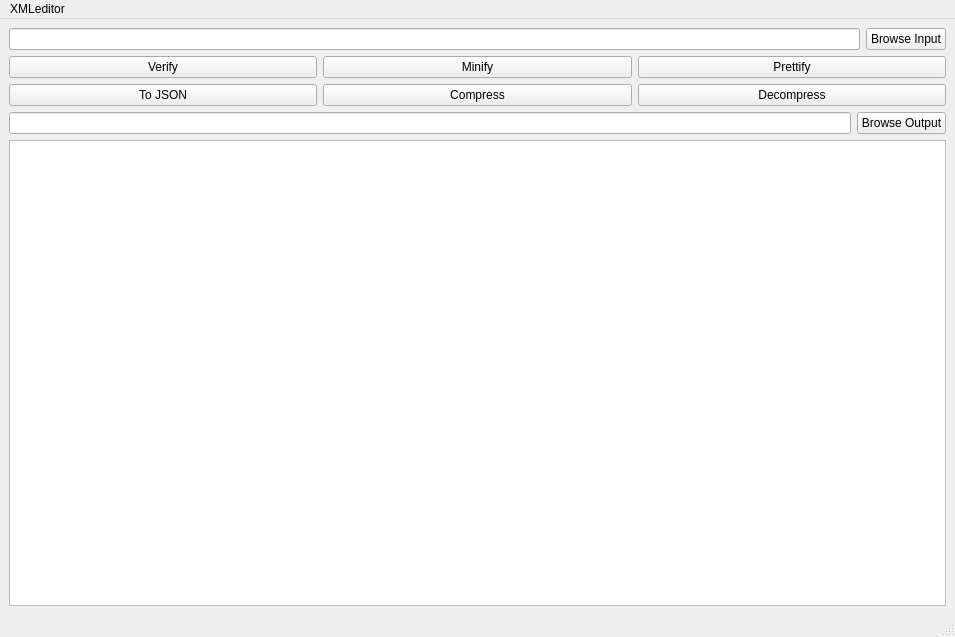
ziadtamer27/DSA_Project, file GUI/src_code/mainwindow.ui: the form before one commit.
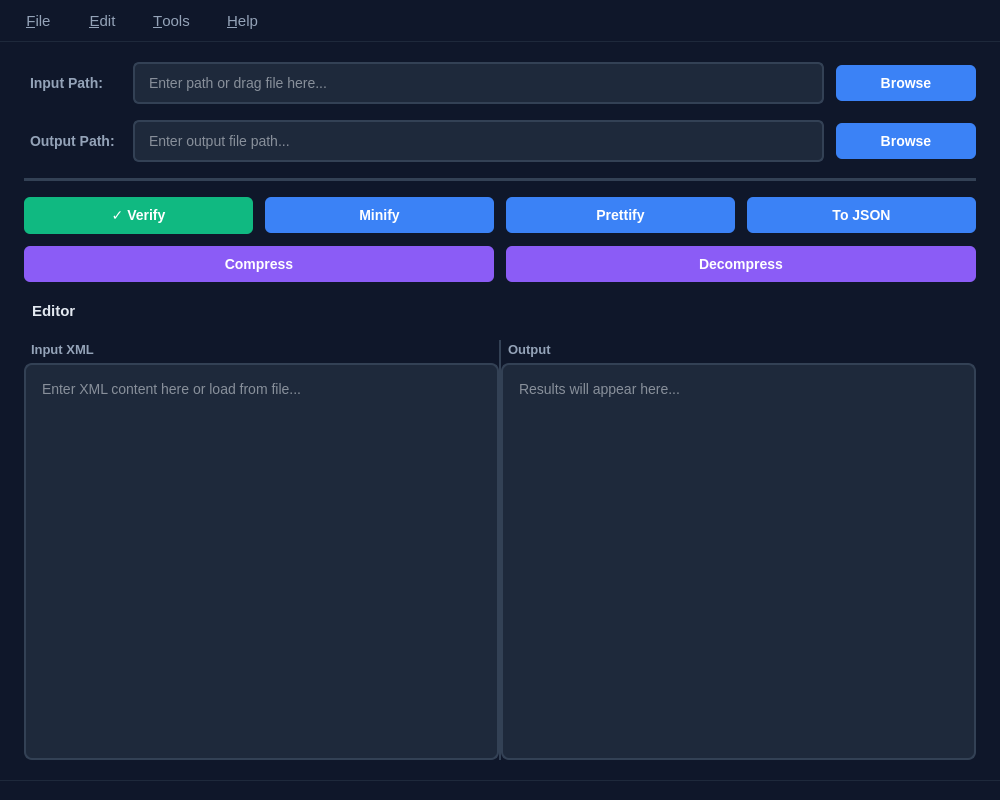
The form after the commit.

Patch:
```diff
--- a/GUI/src_code/mainwindow.ui
+++ b/GUI/src_code/mainwindow.ui
@@ -6,81 +6,420 @@
    <rect>
     <x>0</x>
     <y>0</y>
-    <width>955</width>
-    <height>637</height>
+    <width>1000</width>
+    <height>800</height>
    </rect>
   </property>
+  <property name="minimumSize">
+   <size>
+    <width>900</width>
+    <height>600</height>
+   </size>
+  </property>
   <property name="windowTitle">
-   <string>MainWindow</string>
+   <string>XML Editor</string>
+  </property>
+  <property name="styleSheet">
+   <string notr="true">/* Modern Dark Theme */
+QMainWindow {
+    background-color: #0f172a;
+}
+
+QWidget {
+    background-color: transparent;
+    color: #e2e8f0;
+    font-family: 'Segoe UI', 'Inter', sans-serif;
+    font-size: 11pt;
+}
+
+/* Card-style containers */
+QWidget#centralwidget {
+    background-color: #0f172a;
+}
+
+/* Labels */
+QLabel {
+    color: #94a3b8;
+    font-weight: 500;
+    padding: 2px;
+    font-size: 10.5pt;
+}
+
+/* Input fields */
+QLineEdit {
+    background-color: #1e293b;
+    border: 1.5px solid #334155;
+    border-radius: 6px;
+    padding: 10px 12px;
+    selection-background-color: #3b82f6;
+    color: #f1f5f9;
+    font-size: 10.5pt;
+}
+
+QLineEdit:hover {
+    border-color: #475569;
+}
+
+QLineEdit:focus {
+    border-color: #3b82f6;
+    background-color: #1e293b;
+    outline: none;
+}
+
+QLineEdit:disabled {
+    background-color: #1e293b;
+    color: #64748b;
+    border-color: #334155;
+}
+
+QLineEdit::placeholder {
+    color: #64748b;
+}
+
+/* Buttons */
+QPushButton {
+    background-color: #3b82f6;
+    color: white;
+    border: none;
+    border-radius: 6px;
+    padding: 10px 20px;
+    font-weight: 600;
+    font-size: 10.5pt;
+    min-width: 100px;
+    transition: all 0.2s ease;
+}
+
+QPushButton:hover {
+    background-color: #2563eb;
+    transform: translateY(-1px);
+}
+
+QPushButton:pressed {
+    background-color: #1d4ed8;
+    transform: translateY(0);
+}
+
+QPushButton:disabled {
+    background-color: #334155;
+    color: #94a3b8;
+}
+
+/* Special button variants */
+QPushButton#verifyBtn {
+    background-color: #10b981;
+}
+
+QPushButton#verifyBtn:hover {
+    background-color: #059669;
+}
+
+QPushButton#verifyBtn:pressed {
+    background-color: #047857;
+}
+
+QPushButton#compressBtn {
+    background-color: #8b5cf6;
+}
+
+QPushButton#compressBtn:hover {
+    background-color: #7c3aed;
+}
+
+QPushButton#compressBtn:pressed {
+    background-color: #6d28d9;
+}
+
+QPushButton#decompressBtn {
+    background-color: #8b5cf6;
+}
+
+QPushButton#decompressBtn:hover {
+    background-color: #7c3aed;
+}
+
+QPushButton#decompressBtn:pressed {
+    background-color: #6d28d9;
+}
+
+/* Text editors */
+QPlainTextEdit {
+    background-color: #1e293b;
+    border: 1.5px solid #334155;
+    border-radius: 8px;
+    padding: 12px;
+    selection-background-color: #3b82f6;
+    color: #f1f5f9;
+    font-family: 'Cascadia Code', 'Consolas', 'Monaco', monospace;
+    font-size: 10.5pt;
+    line-height: 1.4;
+}
+
+QPlainTextEdit:hover {
+    border-color: #475569;
+}
+
+QPlainTextEdit:focus {
+    border-color: #3b82f6;
+}
+
+QPlainTextEdit::placeholder {
+    color: #64748b;
+}
+
+/* Splitter */
+QSplitter::handle {
+    background-color: #334155;
+    width: 2px;
+}
+
+QSplitter::handle:hover {
+    background-color: #475569;
+}
+
+QSplitter::handle:horizontal {
+    margin: 0 4px;
+}
+
+/* Menu bar */
+QMenuBar {
+    background-color: #0f172a;
+    padding: 4px;
+    border-bottom: 1px solid #1e293b;
+}
+
+QMenuBar::item {
+    padding: 8px 16px;
+    border-radius: 4px;
+    color: #94a3b8;
+}
+
+QMenuBar::item:selected {
+    background-color: #1e293b;
+    color: #e2e8f0;
+}
+
+QMenuBar::item:pressed {
+    background-color: #334155;
+}
+
+/* Menu */
+QMenu {
+    background-color: #1e293b;
+    border: 1px solid #334155;
+    border-radius: 6px;
+    padding: 4px;
+}
+
+QMenu::item {
+    padding: 8px 24px 8px 12px;
+    border-radius: 4px;
+    color: #e2e8f0;
+}
+
+QMenu::item:selected {
+    background-color: #3b82f6;
+    color: white;
+}
+
+QMenu::item:disabled {
+    color: #64748b;
+}
+
+QMenu::separator {
+    height: 1px;
+    background-color: #334155;
+    margin: 4px 8px;
+}
+
+/* Status bar */
+QStatusBar {
+    background-color: #0f172a;
+    color: #94a3b8;
+    border-top: 1px solid #1e293b;
+    padding: 8px;
+    font-size: 10pt;
+}
+
+QStatusBar::item {
+    border: none;
+}
+
+/* Layout spacing */
+QHBoxLayout, QVBoxLayout, QGridLayout {
+    spacing: 12px;
+    margin: 0;
+}
+
+/* Grid layout specific */
+QGridLayout {
+    margin-top: 8px;
+    margin-bottom: 8px;
+}
+
+/* Tooltip */
+QToolTip {
+    background-color: #1e293b;
+    color: #e2e8f0;
+    border: 1px solid #334155;
+    border-radius: 4px;
+    padding: 8px;
+    font-size: 10pt;
+}
+
+/* Scrollbars */
+QScrollBar:vertical {
+    border: none;
+    background-color: #1e293b;
+    width: 10px;
+    border-radius: 5px;
+    margin: 2px;
+}
+
+QScrollBar::handle:vertical {
+    background-color: #475569;
+    border-radius: 5px;
+    min-height: 20px;
+}
+
+QScrollBar::handle:vertical:hover {
+    background-color: #64748b;
+}
+
+QScrollBar::add-line:vertical, QScrollBar::sub-line:vertical {
+    border: none;
+    background: none;
+    height: 0px;
+}
+
+QScrollBar::add-page:vertical, QScrollBar::sub-page:vertical {
+    background: none;
+}
+
+QScrollBar:horizontal {
+    border: none;
+    background-color: #1e293b;
+    height: 10px;
+    border-radius: 5px;
+    margin: 2px;
+}
+
+QScrollBar::handle:horizontal {
+    background-color: #475569;
+    border-radius: 5px;
+    min-width: 20px;
+}
+
+QScrollBar::handle:horizontal:hover {
+    background-color: #64748b;
+}</string>
   </property>
   <widget class="QWidget" name="centralwidget">
-   <layout class="QGridLayout" name="gridLayout">
-    <item row="0" column="0">
-     <layout class="QHBoxLayout" name="horizontalLayout">
+   <layout class="QVBoxLayout" name="centralLayout">
+    <property name="spacing">
+     <number>16</number>
+    </property>
+    <property name="leftMargin">
+     <number>24</number>
+    </property>
+    <property name="topMargin">
+     <number>20</number>
+    </property>
+    <property name="rightMargin">
+     <number>24</number>
+    </property>
+    <property name="bottomMargin">
+     <number>20</number>
+    </property>
+    <item>
+     <layout class="QHBoxLayout" name="inputLayout">
+      <property name="spacing">
+       <number>12</number>
+      </property>
       <item>
-       <widget class="QLineEdit" name="inputPath"/>
+       <widget class="QLabel" name="inputLabel">
+        <property name="minimumSize">
+         <size>
+          <width>80</width>
+          <height>0</height>
+         </size>
+        </property>
+        <property name="text">
+         <string>Input Path:   </string>
+        </property>
+       </widget>
+      </item>
+      <item>
+       <widget class="QLineEdit" name="inputPath">
+        <property name="placeholderText">
+         <string>Enter path or drag file here...</string>
+        </property>
+       </widget>
       </item>
       <item>
        <widget class="QPushButton" name="browseInput">
         <property name="text">
-         <string>Browse Input</string>
+         <string>Browse</string>
         </property>
        </widget>
       </item>
      </layout>
     </item>
-    <item row="3" column="0">
-     <layout class="QHBoxLayout" name="horizontalLayout_3">
+    <item>
+     <layout class="QHBoxLayout" name="outputLayout">
+      <property name="spacing">
+       <number>12</number>
+      </property>
       <item>
-       <widget class="QLineEdit" name="outputPath"/>
+       <widget class="QLabel" name="outputLabel">
+        <property name="minimumSize">
+         <size>
+          <width>80</width>
+          <height>0</height>
+         </size>
+        </property>
+        <property name="text">
+         <string>Output Path:</string>
+        </property>
+       </widget>
+      </item>
+      <item>
+       <widget class="QLineEdit" name="outputPath">
+        <property name="placeholderText">
+         <string>Enter output file path...</string>
+        </property>
+       </widget>
       </item>
       <item>
        <widget class="QPushButton" name="browseOutput">
         <property name="text">
-         <string>Browse Output</string>
+         <string>Browse</string>
         </property>
        </widget>
       </item>
      </layout>
     </item>
-    <item row="7" column="0">
-     <layout class="QVBoxLayout" name="verticalLayout_3">
-      <item>
-       <widget class="QPlainTextEdit" name="outputView">
-        <property name="readOnly">
-         <bool>true</bool>
-        </property>
-       </widget>
-      </item>
-     </layout>
+    <item>
+     <widget class="QFrame" name="divider">
+      <property name="styleSheet">
+       <string notr="true">background-color: #334155; border: none; height: 1px; margin: 8px 0;</string>
+      </property>
+      <property name="frameShape">
+       <enum>QFrame::Shape::HLine</enum>
+      </property>
+      <property name="frameShadow">
+       <enum>QFrame::Shadow::Sunken</enum>
+      </property>
+     </widget>
     </item>
-    <item row="1" column="0">
-     <layout class="QGridLayout" name="gridLayout_2">
-      <item row="1" column="1">
-       <widget class="QPushButton" name="compressBtn">
-        <property name="text">
-         <string>Compress</string>
-        </property>
-       </widget>
-      </item>
-      <item row="1" column="2">
-       <widget class="QPushButton" name="decompressBtn">
-        <property name="text">
-         <string>Decompress</string>
-        </property>
-       </widget>
-      </item>
-      <item row="1" column="0">
-       <widget class="QPushButton" name="jsonBtn">
-        <property name="text">
-         <string>To JSON</string>
-        </property>
-       </widget>
-      </item>
+    <item>
+     <layout class="QGridLayout" name="buttonsLayout">
+      <property name="spacing">
+       <number>12</number>
+      </property>
       <item row="0" column="0">
        <widget class="QPushButton" name="verifyBtn">
         <property name="text">
-         <string>Verify</string>
+         <string>✓ Verify</string>
         </property>
        </widget>
       </item>
@@ -98,8 +437,166 @@
         </property>
        </widget>
       </item>
+      <item row="0" column="3">
+       <widget class="QPushButton" name="jsonBtn">
+        <property name="toolTip">
+         <string>Convert XML to JSON format</string>
+        </property>
+        <property name="text">
+         <string>To JSON</string>
+        </property>
+       </widget>
+      </item>
+      <item row="1" column="0" colspan="2">
+       <widget class="QPushButton" name="compressBtn">
+        <property name="toolTip">
+         <string>Compress XML data</string>
+        </property>
+        <property name="text">
+         <string>Compress</string>
+        </property>
+       </widget>
+      </item>
+      <item row="1" column="2" colspan="2">
+       <widget class="QPushButton" name="decompressBtn">
+        <property name="toolTip">
+         <string>Decompress XML data</string>
+        </property>
+        <property name="text">
+         <string>Decompress</string>
+        </property>
+       </widget>
+      </item>
      </layout>
     </item>
+    <item>
+     <widget class="QLabel" name="editorLabel">
+      <property name="styleSheet">
+       <string notr="true">font-weight: 600; font-size: 11.5pt; color: #e2e8f0; padding: 4px;</string>
+      </property>
+      <property name="text">
+       <string>Editor</string>
+      </property>
+     </widget>
+    </item>
+    <item>
+     <widget class="QSplitter" name="splitter">
+      <property name="sizePolicy">
+       <sizepolicy hsizetype="Expanding" vsizetype="Expanding">
+        <horstretch>0</horstretch>
+        <verstretch>1</verstretch>
+       </sizepolicy>
+      </property>
+      <property name="orientation">
+       <enum>Qt::Orientation::Horizontal</enum>
+      </property>
+      <property name="handleWidth">
+       <number>2</number>
+      </property>
+      <property name="childrenCollapsible">
+       <bool>false</bool>
+      </property>
+      <widget class="QWidget" name="inputContainer">
+       <layout class="QVBoxLayout" name="inputContainerLayout">
+        <property name="spacing">
+         <number>4</number>
+        </property>
+        <property name="leftMargin">
+         <number>0</number>
+        </property>
+        <property name="topMargin">
+         <number>0</number>
+        </property>
+        <property name="rightMargin">
+         <number>0</number>
+        </property>
+        <property name="bottomMargin">
+         <number>0</number>
+        </property>
+        <item>
+         <widget class="QLabel" name="inputTitle">
+          <property name="styleSheet">
+           <string notr="true">color: #94a3b8; font-size: 10pt; padding-left: 4px;</string>
+          </property>
+          <property name="text">
+           <string>Input XML</string>
+          </property>
+         </widget>
+        </item>
+        <item>
+         <widget class="QPlainTextEdit" name="inputText">
+          <property name="sizePolicy">
+           <sizepolicy hsizetype="Expanding" vsizetype="Expanding">
+            <horstretch>1</horstretch>
+            <verstretch>0</verstretch>
+           </sizepolicy>
+          </property>
+          <property name="minimumSize">
+           <size>
+            <width>200</width>
+            <height>300</height>
+           </size>
+          </property>
+          <property name="placeholderText">
+           <string>Enter XML content here or load from file...</string>
+          </property>
+         </widget>
+        </item>
+       </layout>
+      </widget>
+      <widget class="QWidget" name="outputContainer">
+       <layout class="QVBoxLayout" name="outputContainerLayout">
+        <property name="spacing">
+         <number>4</number>
+        </property>
+        <property name="leftMargin">
+         <number>0</number>
+        </property>
+        <property name="topMargin">
+         <number>0</number>
+        </property>
+        <property name="rightMargin">
+         <number>0</number>
+        </property>
+        <property name="bottomMargin">
+         <number>0</number>
+        </property>
+        <item>
+         <widget class="QLabel" name="outputTitle">
+          <property name="styleSheet">
+           <string notr="true">color: #94a3b8; font-size: 10pt; padding-left: 4px;</string>
+          </property>
+          <property name="text">
+           <string>Output</string>
+          </property>
+         </widget>
+        </item>
+        <item>
+         <widget class="QPlainTextEdit" name="outputView">
+          <property name="sizePolicy">
+           <sizepolicy hsizetype="Expanding" vsizetype="Expanding">
+            <horstretch>1</horstretch>
+            <verstretch>0</verstretch>
+           </sizepolicy>
+          </property>
+          <property name="minimumSize">
+           <size>
+            <width>200</width>
+            <height>300</height>
+           </size>
+          </property>
+          <property name="readOnly">
+           <bool>true</bool>
+          </property>
+          <property name="placeholderText">
+           <string>Results will appear here...</string>
+          </property>
+         </widget>
+        </item>
+       </layout>
+      </widget>
+     </widget>
+    </item>
    </layout>
   </widget>
   <widget class="QMenuBar" name="menubar">
@@ -107,18 +604,109 @@
     <rect>
      <x>0</x>
      <y>0</y>
-     <width>955</width>
-     <height>25</height>
+     <width>1000</width>
+     <height>48</height>
     </rect>
    </property>
-   <widget class="QMenu" name="menuXMLeditor">
+   <widget class="QMenu" name="menuFile">
     <property name="title">
-     <string>XMLeditor</string>
+     <string>&amp;File</string>
     </property>
    </widget>
-   <addaction name="menuXMLeditor"/>
+   <widget class="QMenu" name="menuEdit">
+    <property name="title">
+     <string>&amp;Edit</string>
+    </property>
+    <addaction name="actionCopy"/>
+    <addaction name="actionPaste"/>
+    <addaction name="actionClear"/>
+   </widget>
+   <widget class="QMenu" name="menuTools">
+    <property name="title">
+     <string>&amp;Tools</string>
+    </property>
+    <addaction name="actionSettings"/>
+   </widget>
+   <widget class="QMenu" name="menuHelp">
+    <property name="title">
+     <string>&amp;Help</string>
+    </property>
+    <addaction name="actionAbout"/>
+   </widget>
+   <addaction name="menuFile"/>
+   <addaction name="menuEdit"/>
+   <addaction name="menuTools"/>
+   <addaction name="menuHelp"/>
   </widget>
-  <widget class="QStatusBar" name="statusbar"/>
+  <widget class="QStatusBar" name="statusbar">
+   <property name="sizeGripEnabled">
+    <bool>false</bool>
+   </property>
+  </widget>
+  <action name="actionOpen">
+   <property name="text">
+    <string>&amp;Open...</string>
+   </property>
+   <property name="shortcut">
+    <string>Ctrl+O</string>
+   </property>
+  </action>
+  <action name="actionSave">
+   <property name="text">
+    <string>&amp;Save Output</string>
+   </property>
+   <property name="shortcut">
+    <string>Ctrl+S</string>
+   </property>
+  </action>
+  <action name="actionExit">
+   <property name="text">
+    <string>E&amp;xit</string>
+   </property>
+   <property name="shortcut">
+    <string>Alt+F4</string>
+   </property>
+  </action>
+  <action name="actionCopy">
+   <property name="text">
+    <string>&amp;Copy</string>
+   </property>
+   <property name="shortcut">
+    <string>Ctrl+C</string>
+   </property>
+  </action>
+  <action name="actionPaste">
+   <property name="text">
+    <string>&amp;Paste</string>
+   </property>
+   <property name="shortcut">
+    <string>Ctrl+V</string>
+   </property>
+  </action>
+  <action name="actionClear">
+   <property name="text">
+    <string>C&amp;lear All</string>
+   </property>
+   <property name="shortcut">
+    <string>Ctrl+Shift+C</string>
+   </property>
+  </action>
+  <action name="actionSettings">
+   <property name="text">
+    <string>&amp;Settings...</string>
+   </property>
+   <property name="shortcut">
+    <string>Ctrl+Alt+S</string>
+   </property>
+  </action>
+  <action name="actionAbout">
+   <property name="text">
+    <string>&amp;About</string>
+   </property>
+   <property name="shortcut">
+    <string>F1</string>
+   </property>
+  </action>
  </widget>
  <resources/>
  <connections/>
```
Left out of the diff: 19 changed lines with no effect on the pictures.
